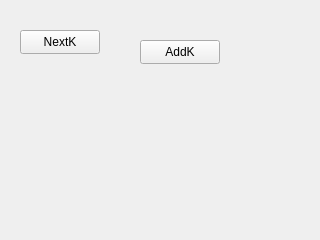
This is GUI/animatorPanel.ui in cordafab/Cagelab as Qt 5 draws it before an edit. The edited form follows.
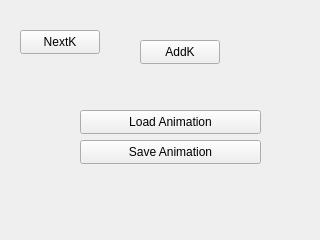
This is the edited form.

Commit message: Saved and loaded animation keyframes from file

```diff
--- a/GUI/animatorPanel.ui
+++ b/GUI/animatorPanel.ui
@@ -40,6 +40,32 @@
      <string>AddK</string>
     </property>
    </widget>
+   <widget class="QPushButton" name="saveAnimation">
+    <property name="geometry">
+     <rect>
+      <x>80</x>
+      <y>140</y>
+      <width>181</width>
+      <height>24</height>
+     </rect>
+    </property>
+    <property name="text">
+     <string>Save Animation</string>
+    </property>
+   </widget>
+   <widget class="QPushButton" name="loadAnimation">
+    <property name="geometry">
+     <rect>
+      <x>80</x>
+      <y>110</y>
+      <width>181</width>
+      <height>24</height>
+     </rect>
+    </property>
+    <property name="text">
+     <string>Load Animation</string>
+    </property>
+   </widget>
   </widget>
  </widget>
  <resources/>
```
The commit also changes 10 other files.
